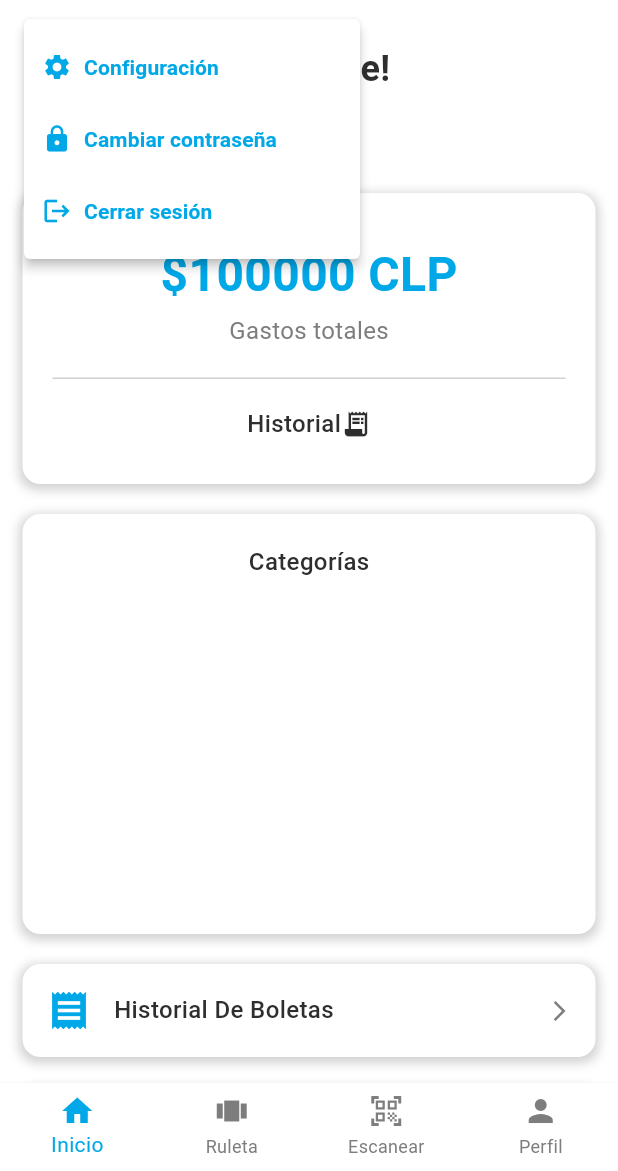
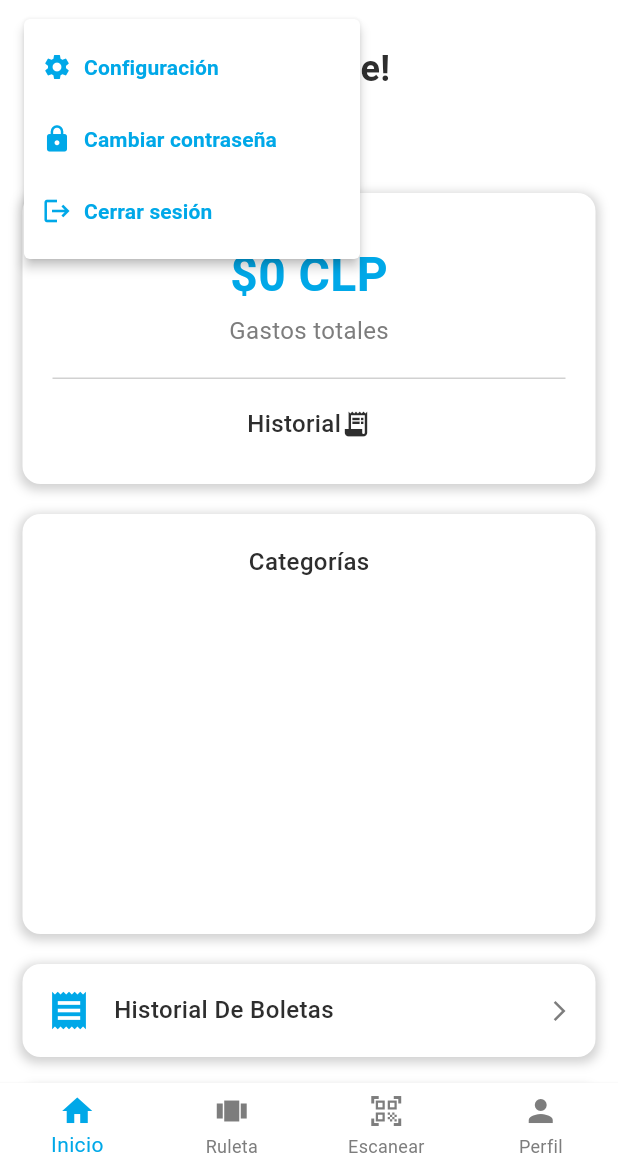
Before and after one commit to Kururo201846/GastOnTrack, a Flutter app: the screen it shows once a user with an empty profile is signed in, after a tap on the "menu" icon, on a phone screen of 412 x 824 dp, the part 65-1236 px from its top. Run offline on Flutter 3.47's test engine with Material 3 defaults, Android fonts, the phone set to English and light mode, and no system bars; our stand-ins replace camera, cloud_firestore, firebase_auth, firebase_core, fl_chart, shared_preferences; missing offline and left inert: google_mlkit_text_recognition, photo_manager; accounts and stored records are empty.

Commit message:
Cambios grafica, home y manual boleta

```diff
--- a/lib/screens/home/home_screen.dart
+++ b/lib/screens/home/home_screen.dart
@@ -1,6 +1,7 @@
 import 'package:cloud_firestore/cloud_firestore.dart';
 import 'package:flutter/material.dart';
 import 'package:firebase_auth/firebase_auth.dart';
+import 'package:intl/intl.dart';
 import 'package:gast_on_track/screens/history/history_screen.dart';
 import 'package:gast_on_track/screens/roulette/roulette_screen.dart';
 import 'package:gast_on_track/themes/app_theme.dart';
@@ -9,7 +10,6 @@ import 'package:gast_on_track/cards/home_cards.dart';
 import 'package:gast_on_track/screens/scanner/scanner_screen.dart';
 import 'package:gast_on_track/screens/manual/invoice_history_screen.dart';
 import 'package:gast_on_track/screens/manual/manual_invoice_screen.dart';
-
 
 class HomeScreen extends StatefulWidget {
   const HomeScreen({super.key});
@@ -125,8 +125,7 @@ class _HomeScreenState extends State<HomeScreen> {
       if (value == 'logout') {
         FirebaseAuth.instance.signOut();
       } else if (value == 'settings') {
-      } else if (value == 'password') {
-      }
+      } else if (value == 'password') {}
     });
   }
 
@@ -169,7 +168,8 @@ class _HomeContentState extends State<HomeContent> {
     try {
       final user = FirebaseAuth.instance.currentUser;
       if (user != null) {
-        final doc = await FirebaseFirestore.instance
+        final doc =
+            await FirebaseFirestore.instance
                 .collection('users')
                 .doc(user.uid)
                 .get();
@@ -178,20 +178,20 @@ class _HomeContentState extends State<HomeContent> {
           final firstName = doc.data()?['firstName'] ?? 'Usuario';
           setState(() {
             userName = firstName;
-            _isLoading = false;
           });
-          return;
         }
       }
+    } catch (e) {
+      debugPrint('Usuario');
+    } finally {
       setState(() => _isLoading = false);
-    } catch (e) {
-      setState(() => _isLoading = false);
-      debugPrint('Usuario');
     }
   }
 
   @override
   Widget build(BuildContext context) {
+    final formatter = NumberFormat.currency(locale: 'es_CL', symbol: '\$');
+
     return SingleChildScrollView(
       padding: const EdgeInsets.all(15),
       child: Column(
@@ -210,19 +210,41 @@ class _HomeContentState extends State<HomeContent> {
               ? const CircularProgressIndicator()
               : Text(
                 userName,
-                  style: TextStyle(
-                    fontSize: 20,
-                    color: AppTheme.textPrimary,
+                style: TextStyle(fontSize: 20, color: AppTheme.textPrimary),
               ),
-                ),
+          const SizedBox(height: 30),
+          StreamBuilder<QuerySnapshot>(
+            stream:
+                FirebaseFirestore.instance
+                    .collection('boletas')
+                    .where(
+                      'uid',
+                      isEqualTo: FirebaseAuth.instance.currentUser?.uid,
+                    )
+                    .snapshots(),
+            builder: (context, snapshot) {
+              if (!snapshot.hasData) {
+                return const CircularProgressIndicator();
+              }
 
-          const SizedBox(height: 30),
-          TotalExpensesCard(
-            amount: 100000,
+              double total = 0;
+              for (var doc in snapshot.data!.docs) {
+                final productos = doc['productos'] as List<dynamic>? ?? [];
+                for (var p in productos) {
+                  total += double.tryParse(p['precio'].toString()) ?? 0;
+                }
+              }
+
+              return TotalExpensesCard(
+                amount: total,
                 onHistoryPressed: () {
                   Navigator.push(
                     context,
-                MaterialPageRoute(builder: (context) => const HistoryScreen()),
+                    MaterialPageRoute(
+                      builder: (context) => const HistoryScreen(),
+                    ),
+                  );
+                },
               );
             },
           ),
@@ -233,10 +255,11 @@ class _HomeContentState extends State<HomeContent> {
             icon: Icons.receipt,
             title: 'Historial De Boletas',
             onPressed: () {
-
               Navigator.push(
                 context,
-                MaterialPageRoute(builder: (context) => const InvoiceHistoryScreen()),
+                MaterialPageRoute(
+                  builder: (context) => const InvoiceHistoryScreen(),
+                ),
               );
             },
           ),
@@ -247,7 +270,9 @@ class _HomeContentState extends State<HomeContent> {
             onPressed: () {
               Navigator.push(
                 context,
-                MaterialPageRoute(builder: (context) => const ManualInvoiceScreen()),
+                MaterialPageRoute(
+                  builder: (context) => const ManualInvoiceScreen(),
+                ),
               );
             },
           ),
@@ -256,33 +281,3 @@ class _HomeContentState extends State<HomeContent> {
     );
   }
 }
-
-class PlaceholderWidget extends StatelessWidget {
-  final String title;
-
-  const PlaceholderWidget({super.key, required this.title});
-
-  @override
-  Widget build(BuildContext context) {
-    return Center(
-      child: Column(
-        mainAxisAlignment: MainAxisAlignment.center,
-        children: [
-          Text(
-            title,
-            style: TextStyle(
-              fontSize: 24,
-              color: AppTheme.primaryBlue,
-              fontWeight: FontWeight.bold,
-            ),
-          ),
-          const SizedBox(height: 20),
-          Text(
-            'Contenido en desarrollo',
-            style: TextStyle(color: AppTheme.textSecondary),
-          ),
-        ],
-      ),
-    );
-  }
-}
--- a/pubspec.yaml
+++ b/pubspec.yaml
@@ -18,6 +18,7 @@ dependencies:
   camera: ^0.11.1
   image_picker: ^1.1.2
   fl_chart: ^0.64.0
+  intl: ^0.18.1
 
 dev_dependencies:
   flutter_test:
```
Also changed, not shown: lib/screens/manual/manual_invoice_screen.dart (+11 -5 lines), lib/screens/profile/graph_screen.dart (+106 -53 lines), pubspec.lock. Lines whose indentation alone changed are shown as unchanged.
